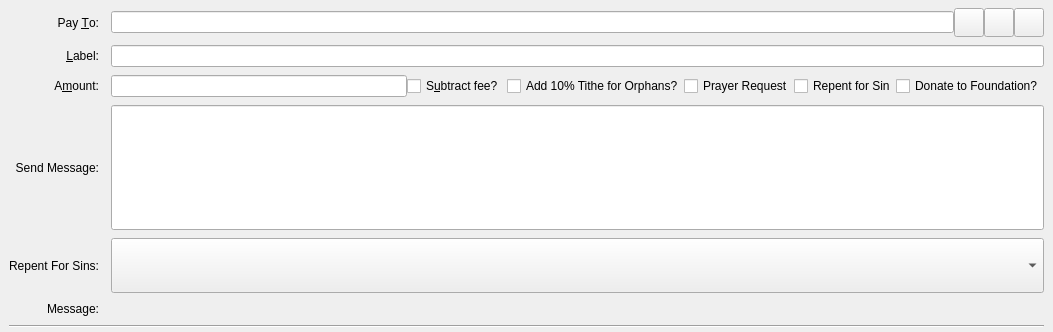
Old version of the form src/qt/forms/sendcoinsentry.ui in the repository biblepay/biblepay_legacy.
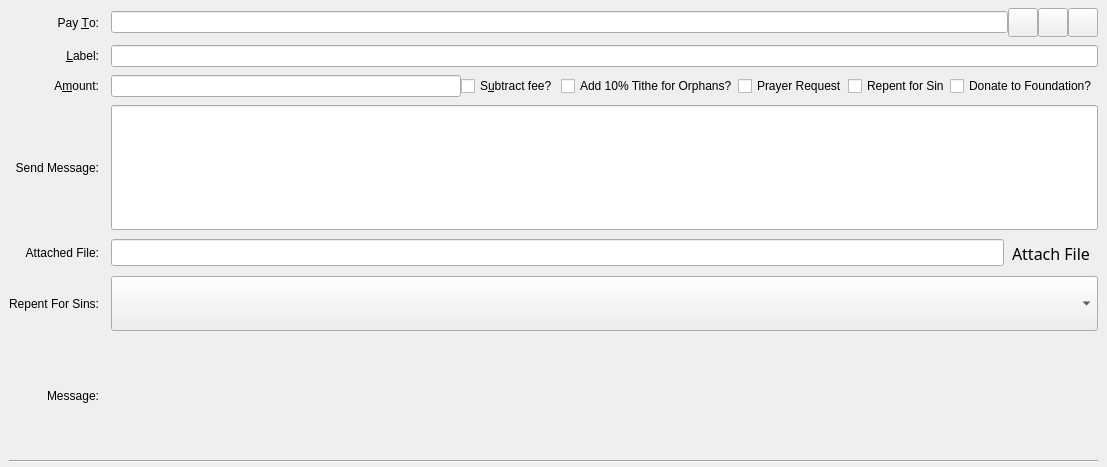
New version of the form. Custom widgets are drawn as their Qt base class.

```diff
--- a/src/qt/forms/sendcoinsentry.ui
+++ b/src/qt/forms/sendcoinsentry.ui
@@ -6,8 +6,8 @@
    <rect>
     <x>0</x>
     <y>0</y>
-    <width>1053</width>
-    <height>332</height>
+    <width>1107</width>
+    <height>467</height>
    </rect>
   </property>
   <property name="focusPolicy">
@@ -260,6 +260,84 @@
      </layout>
     </item>
     <item row="4" column="0">
+     <widget class="QLabel" name="lblatt">
+      <property name="text">
+       <string>Attached File:</string>
+      </property>
+      <property name="alignment">
+       <set>Qt::AlignRight|Qt::AlignTrailing|Qt::AlignVCenter</set>
+      </property>
+      <property name="buddy">
+       <cstring>Attach a file to this message</cstring>
+      </property>
+     </widget>
+    </item>
+    <item row="4" column="1">
+     <layout class="QHBoxLayout" name="horizontalLayout_71">
+      <property name="spacing">
+       <number>0</number>
+      </property>
+      <item>
+       <widget class="QValidatedLineEdit" name="txtFile">
+        <property name="enabled">
+         <bool>true</bool>
+        </property>
+        <property name="minimumSize">
+         <size>
+          <width>0</width>
+          <height>27</height>
+         </size>
+        </property>
+        <property name="toolTip">
+         <string>Attached File</string>
+        </property>
+        <property name="maxLength">
+         <number>1000</number>
+        </property>
+       </widget>
+      </item>
+      <item>
+       <widget class="QToolButton" name="btnAttach">
+        <property name="minimumSize">
+         <size>
+          <width>0</width>
+          <height>27</height>
+         </size>
+        </property>
+        <property name="font">
+         <font>
+          <family>MV Boli</family>
+          <pointsize>12</pointsize>
+          <weight>50</weight>
+          <bold>false</bold>
+         </font>
+        </property>
+        <property name="toolTip">
+         <string>Attach File</string>
+        </property>
+        <property name="text">
+         <string>Attach File</string>
+        </property>
+        <property name="iconSize">
+         <size>
+          <width>100</width>
+          <height>22</height>
+         </size>
+        </property>
+        <property name="shortcut">
+         <string>Alt+A</string>
+        </property>
+        <property name="autoRaise">
+         <bool>true</bool>
+        </property>
+        <property name="arrowType">
+         <enum>Qt::NoArrow</enum>
+        </property>
+       </widget>
+      </item>
+     </layout>
+    </item>
+    <item row="5" column="0">
      <widget class="QLabel" name="lblRepent">
       <property name="text">
        <string>Repent For Sins:</string>
@@ -272,8 +350,8 @@
       </property>
      </widget>
     </item>
-    <item row="4" column="1">
-     <layout class="QHBoxLayout" name="horizontalLayout_7">
+    <item row="5" column="1">
+     <layout class="QHBoxLayout" name="horizontalLayout_72">
       <property name="spacing">
        <number>0</number>
       </property>
@@ -298,7 +376,7 @@
       </item>
      </layout>
     </item>
-    <item row="5" column="0">
+    <item row="6" column="0">
      <widget class="QLabel" name="messageLabel">
       <property name="text">
        <string>Message:</string>
@@ -318,7 +396,7 @@
       </property>
      </widget>
     </item>
-    <item row="6" column="0" colspan="2">
+    <item row="7" column="0" colspan="2">
      <widget class="Line" name="line">
       <property name="orientation">
        <enum>Qt::Horizontal</enum>
```
Left out of the diff: 2 changed lines with no effect on the pictures.
